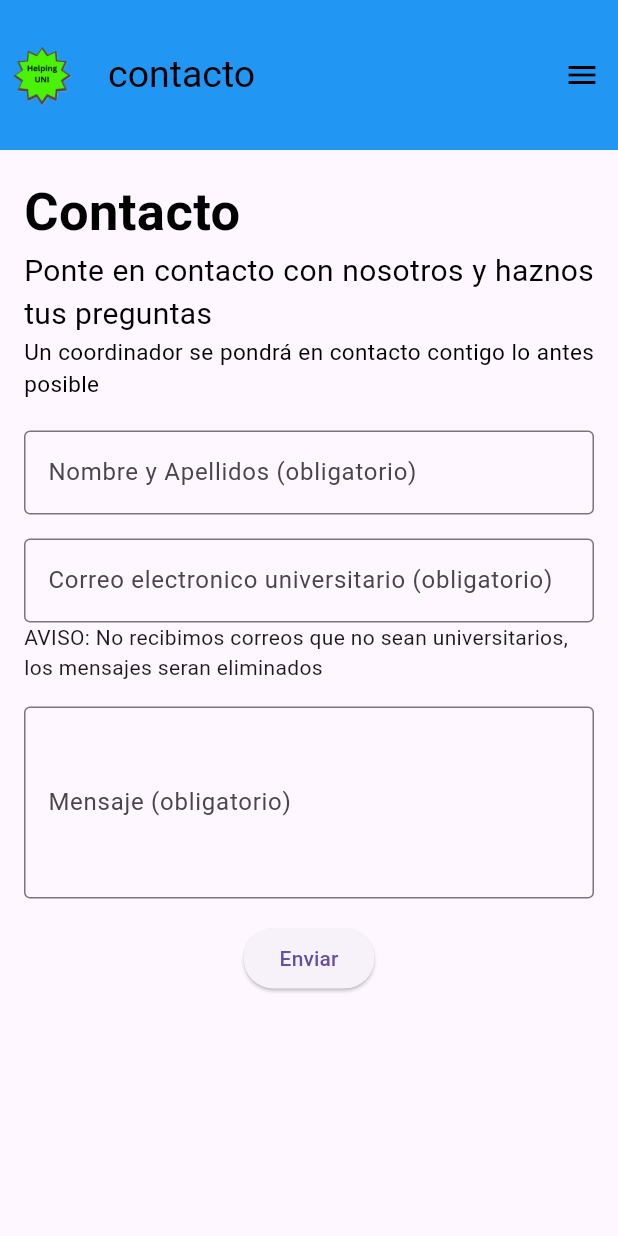
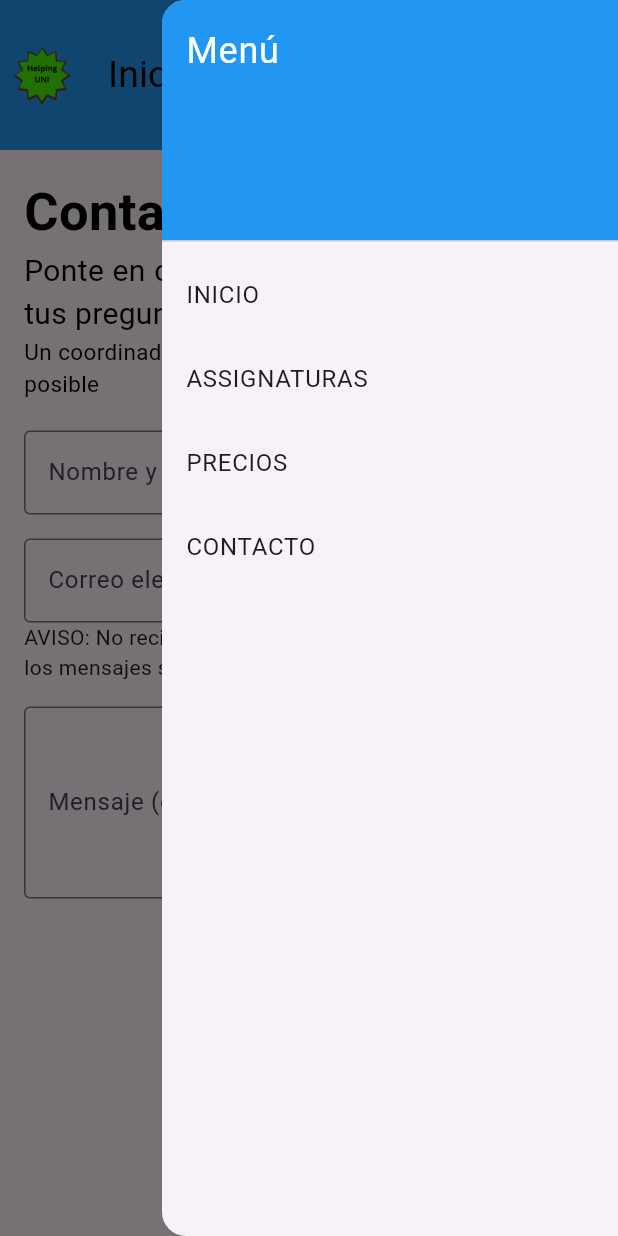
Before and after one commit to Linsoriano10/HelpingUNI, a Flutter app: the Contacto screen opened directly, with the side drawer open (before the commit the screen has no drawer), on a phone screen of 412 x 824 dp. Run offline on Flutter 3.47's test engine with Material 3 defaults, Android fonts, the light colour scheme and no system bars; missing offline and left inert: dart:html.

Commit message:
Arreglo customScaffold

```diff
--- a/lib/pages/clases.dart
+++ b/lib/pages/clases.dart
@@ -95,8 +95,10 @@ class _PruebaState extends State<Clases> {
   Widget build(BuildContext context) {
     return MaterialApp(
       debugShowCheckedModeBanner: false,
-      home: Scaffold(
-        appBar: const WidgetCustomAppBar(titulo: 'Pruebas'),
+      home: CustomScaffold(
+      customAppBar: const WidgetCustomAppBar(
+        titulo: 'Inicio',
+      ),
         body: LayoutBuilder(
           builder: (context, constraints) {
             return SingleChildScrollView(
--- a/lib/pages/contacto.dart
+++ b/lib/pages/contacto.dart
@@ -16,9 +16,9 @@ class Contacto extends StatelessWidget {
     String nombre = "";
     String correo = "";
     String mensaje = "";
-    return Scaffold(
-      appBar: const WidgetCustomAppBar(
-        titulo: 'contacto',
+    return CustomScaffold(
+      customAppBar: const WidgetCustomAppBar(
+        titulo: 'Inicio',
       ),
       body: Padding(
         padding: const EdgeInsets.all(16.0),
--- a/lib/pages/precios.dart
+++ b/lib/pages/precios.dart
@@ -45,8 +45,10 @@ class _PruebaState extends State<Precios> {
 
   @override
   Widget build(BuildContext context) {
-    return Scaffold(
-        appBar: const WidgetCustomAppBar(titulo: 'Inicio'),
+    return CustomScaffold(
+        customAppBar: const WidgetCustomAppBar(
+          titulo: 'Inicio',
+        ),
         body: LayoutBuilder(builder: (context, constraints) {
           return SingleChildScrollView(
               child: Center(
```
Also changed, not shown: 3 other files.
